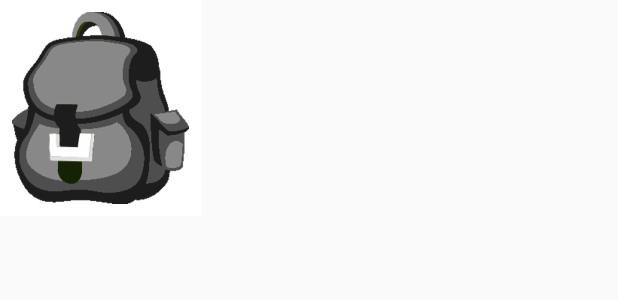
After one commit to manamanah/miscreant, an Android app: the layout backpack.xml on its own in the app's theme, with its tools: preview values and no code run, on a phone screen of 412 x 824 dp. The commit adds this screen. Shown: the top 300 px of the screen. Run offline under Robolectric (Android 15) with nearby library versions, the phone set to English and light mode, and no system bars.

Commit message:
feat: Include new created layouts backpack, discard in fragment_game

```diff
--- /dev/null
+++ b/app/src/main/res/drawable/img_border_black.xml
@@ -0,0 +1,17 @@
+<?xml version="1.0" encoding="utf-8"?>
+<!--
+  ~ Copyright (c) 2019. Birgit Schoenauer
+  ~
+  ~ Licensed under the Creative Commons Attribution-NonCommercial-NonDerivatives 4.0 International License.
+  ~ See file 'LICENSE.md' or https://creativecommons.org/licenses/by-nc-nd/4.0/ for full license details.
+  -->
+
+<shape xmlns:android="http://schemas.android.com/apk/res/android"
+        android:shape="rectangle">
+
+    <stroke android:width="@dimen/spacing_half"
+            android:color="@color/backgroundBlack" />
+
+    <solid android:color="@android:color/transparent"/>
+
+</shape>
--- /dev/null
+++ b/app/src/main/res/drawable/img_border_highlighted.xml
@@ -0,0 +1,17 @@
+<?xml version="1.0" encoding="utf-8"?>
+<!--
+  ~ Copyright (c) 2019. Birgit Schoenauer
+  ~
+  ~ Licensed under the Creative Commons Attribution-NonCommercial-NonDerivatives 4.0 International License.
+  ~ See file 'LICENSE.md' or https://creativecommons.org/licenses/by-nc-nd/4.0/ for full license details.
+  -->
+
+<shape xmlns:android="http://schemas.android.com/apk/res/android"
+        android:shape="rectangle">
+
+    <stroke android:width="@dimen/spacing_half"
+            android:color="@color/cardHighlight" />
+
+    <solid android:color="@android:color/transparent"/>
+
+</shape>
--- /dev/null
+++ b/app/src/main/res/layout/backpack.xml
@@ -0,0 +1,30 @@
+<?xml version="1.0" encoding="utf-8"?>
+<!--
+  ~ Copyright (c) 2019. Birgit Schoenauer
+  ~
+  ~ Licensed under the Creative Commons Attribution-NonCommercial-NonDerivatives 4.0 International License.
+  ~ See file 'LICENSE.md' or https://creativecommons.org/licenses/by-nc-nd/4.0/ for full license details.
+  -->
+<layout xmlns:android="http://schemas.android.com/apk/res/android"
+        xmlns:app="http://schemas.android.com/apk/res-auto"
+        xmlns:tools="http://schemas.android.com/tools">
+
+    <data>
+        <variable
+                name="cardViewModel"
+                type="com.example.android.miscreant.models.Card" />
+    </data>
+
+    <ImageView
+            android:id="@+id/card_image"
+            android:layout_width="wrap_content"
+            android:layout_height="wrap_content"
+            android:padding="@dimen/spacing_normal"
+            android:contentDescription="@string/backpack_desc"
+            android:background="@color/backgroundWhite"
+            android:src="@drawable/backpack"
+            tools:src="@drawable/backpack"
+            android:tag="@{cardViewModel.type.id}"
+            android:foreground="@{cardViewModel.isHighlightOn ? @drawable/img_border_highlighted : @drawable/img_border_black}"
+            app:setListeners="@{cardViewModel.type.id}" />
+</layout>
--- a/app/src/main/res/values/colors.xml
+++ b/app/src/main/res/values/colors.xml
@@ -28,7 +28,7 @@
 
     <!--EFFECT-->
     <color name="aggressiveRed">#e20008</color>
-    <color name="cardHighlight">#b9fdb601</color>
+    <color name="cardHighlight">#FFC107</color>
 
     <!--VIEW ELEMENTS-->
     <color name="progress">#ffa000</color>
--- a/app/src/main/res/values/fractions.xml
+++ b/app/src/main/res/values/fractions.xml
@@ -25,6 +25,7 @@
     <fraction name="thirty_percent">0.3</fraction>
     <fraction name="fourty_five_percent">0.45</fraction>
     <fraction name="fifty_three_percent">0.53</fraction>
+    <fraction name="sixty_percent">0.6</fraction>
+    <fraction name="sixty_five_percent">0.65</fraction>
     <fraction name="sixty_eight_percent">0.68</fraction>
-
 </resources>
--- a/app/src/main/res/values/styles.xml
+++ b/app/src/main/res/values/styles.xml
@@ -127,7 +127,7 @@
         <item name="android:layout_width">@dimen/spacing_zero</item>
         <item name="android:layout_height">@dimen/spacing_zero</item>
         <item name="android:padding">@dimen/spacing_half</item>
-        <item name="android:background">@color/backgroundBlack</item>
+        <item name="android:foreground">@drawable/img_border_black</item>
     </style>
 
     <style name="card_dungeon">
```
Also changed, not shown: app/src/main/res/layout/discard.xml (added, +29 -0 lines), app/src/main/res/layout/fragment_game.xml (+17 -57 lines).
